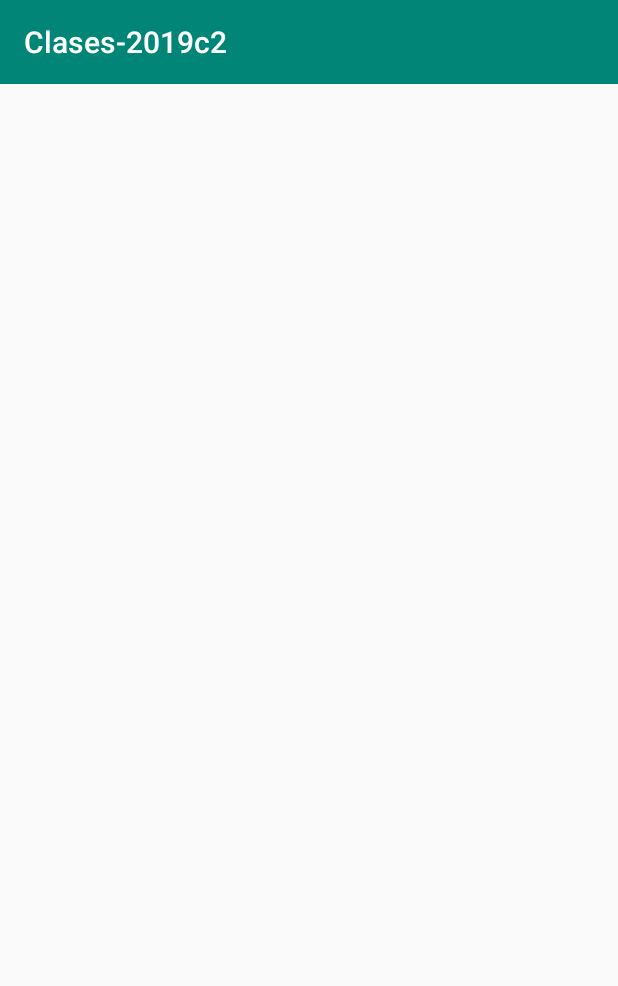
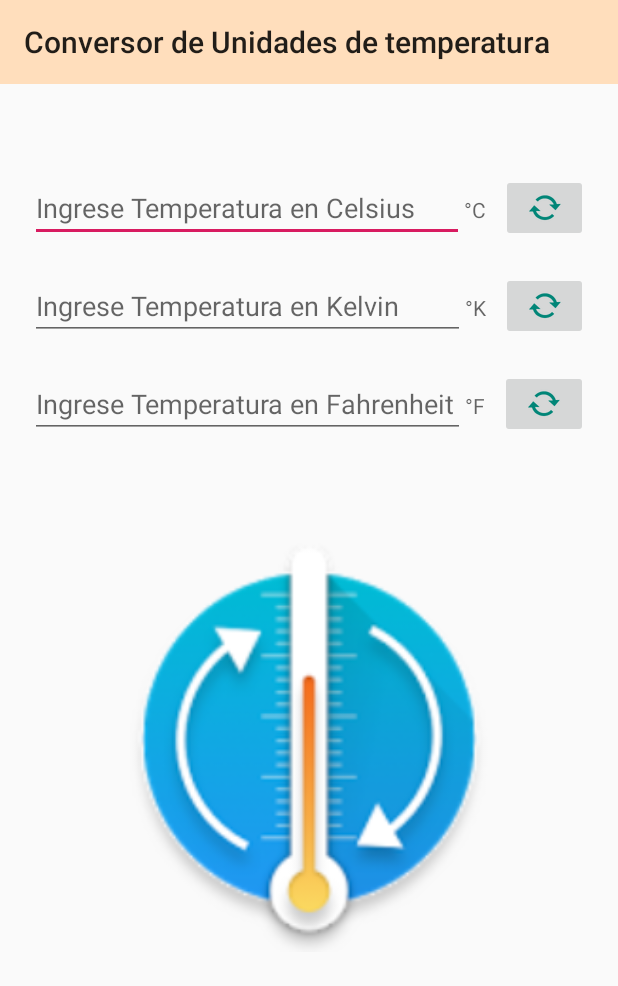
Before and after one commit to UTN-FRBA-Mobile/Clases-2019c2, an Android app: the screen it shows after launch (MainActivity), on a phone screen of 412 x 824 dp. Shown: the top 986 px of the screen. Run offline under Robolectric (Android 15) with nearby library versions, the phone set to English and light mode, and no system bars; libraries missing offline, so code that uses them is left out: ar.edu.utn.

Commit message:
Clase práctica Test, con actualizaciones en readme.

```diff
--- a/app/src/main/java/ar/edu/utn/frba/mobile/clases_2019c2/MainActivity.kt
+++ b/app/src/main/java/ar/edu/utn/frba/mobile/clases_2019c2/MainActivity.kt
@@ -1,6 +1,7 @@
 package ar.edu.utn.frba.mobile.clases_2019c2
 
 import android.os.Bundle
+import android.widget.ImageButton
 import androidx.appcompat.app.AppCompatActivity
 import kotlinx.android.synthetic.main.activity_main.*
 
@@ -10,5 +11,38 @@ class MainActivity : AppCompatActivity() {
         super.onCreate(savedInstanceState)
         setContentView(R.layout.activity_main)
         setSupportActionBar(toolbar)
-    }
+        supportActionBar!!.setTitle("Conversor de Unidades de temperatura")
+
+        val conversor = ConversorUnidades()
+        //val gradosCelsius = temperaturaIngresadaC
+
+
+        val botonC = findViewById(R.id.botonCelsius) as ImageButton
+        botonC.setOnClickListener {
+            // Llamo a celsiustof y celsius to k
+            val valorC = temperaturaIngresadaC.text.toString().toDouble()
+            temperaturaIngresadaF.setText(conversor.celsiusToF(valorC).toString())
+            temperaturaIngresadaK.setText(conversor.celsiusToK(valorC).toString())
+        }
+
+        val botonK = findViewById(R.id.botonKelvin) as ImageButton
+
+        botonK.setOnClickListener {
+            // Llamo a kelvintoc y kelvintof
+            val valorK = temperaturaIngresadaK.text.toString().toDouble()
+            temperaturaIngresadaC.setText(conversor.kelvinToC(valorK).toString())
+            temperaturaIngresadaF.setText(conversor.kelvinToF(valorK).toString())
+        }
+
+        val botonF = findViewById(R.id.botonFahrenheit) as ImageButton
+
+        botonF.setOnClickListener {
+            // Llamo a fahtoc y fahtok
+            val valorF = temperaturaIngresadaF.text.toString().toDouble()
+            temperaturaIngresadaC.setText( conversor.fahToC(valorF).toString())
+            temperaturaIngresadaK.setText(conversor.fahToK(valorF).toString())
+        }
+
+
 }
+}
--- a/app/src/main/res/layout/activity_main.xml
+++ b/app/src/main/res/layout/activity_main.xml
@@ -6,16 +6,108 @@
     android:layout_width="match_parent"
     android:layout_height="match_parent"
     android:orientation="vertical"
+
+
     tools:context=".MainActivity">
     <androidx.appcompat.widget.Toolbar android:id="@+id/toolbar"
-        app:theme="@style/ThemeOverlay.AppCompat.Dark.ActionBar"
-        android:background="?attr/colorPrimary"
+        app:theme="@style/ActionBarThemeOverlay"
+        android:background="#FFDEBC"
         android:layout_width="match_parent"
         android:layout_height="wrap_content" />
 
-    <FrameLayout android:id="@+id/fragmentContainer"
+    <LinearLayout
         android:layout_width="match_parent"
-        android:layout_height="0dp"
-        android:layout_weight="1" />
+        android:layout_height="wrap_content"
+        android:orientation="horizontal"
+        android:paddingBottom="10dp"
+        android:paddingTop="60dp"
+        android:paddingLeft="20dp"
+        android:paddingRight="20dp">
 
-</LinearLayout>
+
+        <EditText
+            android:layout_width="280dp"
+            android:layout_height="wrap_content"
+            android:id="@+id/temperaturaIngresadaC"
+            android:layout_weight="1"
+            android:hint="Ingrese Temperatura en Celsius"/>
+        <TextView
+            android:layout_width="wrap_content"
+            android:layout_height="wrap_content"
+            android:layout_weight="1"
+            android:hint="°C"/>
+
+        <ImageButton
+            android:id="@+id/botonCelsius"
+            android:layout_width="wrap_content"
+            android:layout_height="match_parent"
+            android:layout_weight="1"
+            android:src="@android:drawable/stat_notify_sync"
+            android:tint="@color/colorPrimary"/>
+    </LinearLayout>
+    <LinearLayout
+        android:layout_width="match_parent"
+        android:layout_height="wrap_content"
+        android:orientation="horizontal"
+        android:paddingBottom="10dp"
+        android:paddingTop="10dp"
+        android:paddingLeft="20dp"
+        android:paddingRight="20dp">
+
+        <EditText
+            android:layout_width="280dp"
+            android:layout_height="wrap_content"
+            android:id="@+id/temperaturaIngresadaK"
+            android:layout_weight="1"
+            android:hint="Ingrese Temperatura en Kelvin"/>
+        <TextView
+            android:layout_width="wrap_content"
+            android:layout_height="wrap_content"
+            android:layout_weight="1"
+            android:hint="°K"/>
+
+        <ImageButton
+            android:id="@+id/botonKelvin"
+            android:layout_width="wrap_content"
+            android:layout_height="match_parent"
+            android:layout_weight="1"
+            android:src="@android:drawable/stat_notify_sync"
+            android:tint="@color/colorPrimary"/>
+    </LinearLayout>
+    <LinearLayout
+        android:layout_width="match_parent"
+        android:layout_height="wrap_content"
+        android:orientation="horizontal"
+        android:paddingBottom="10dp"
+        android:paddingTop="10dp"
+        android:paddingLeft="20dp"
+        android:paddingRight="20dp">
+
+
+        <EditText
+            android:layout_width="280dp"
+            android:layout_height="wrap_content"
+            android:id="@+id/temperaturaIngresadaF"
+            android:layout_weight="1"
+            android:hint="Ingrese Temperatura en Fahrenheit"/>
+        <TextView
+            android:layout_width="wrap_content"
+            android:layout_height="wrap_content"
+            android:layout_weight="1"
+            android:hint="°F"/>
+
+        <ImageButton
+            android:id="@+id/botonFahrenheit"
+            android:layout_width="wrap_content"
+            android:layout_height="match_parent"
+            android:layout_weight="1"
+            android:src="@android:drawable/stat_notify_sync"
+            android:tint="@color/colorPrimary"/>
+    </LinearLayout>
+
+    <ImageView
+        android:layout_width="284dp"
+        android:layout_height="381dp"
+        android:layout_gravity="center_horizontal"
+        android:src="@drawable/termo2" />
+ </LinearLayout>
--- a/app/src/main/res/values/styles.xml
+++ b/app/src/main/res/values/styles.xml
@@ -8,4 +8,10 @@
         <item name="colorAccent">@color/colorAccent</item>
     </style>
 
+    <style name="ActionBarThemeOverlay" parent="">
+        <item name="colorPrimary">#add8e6</item>
+        <item name="colorPrimaryDark">#add8e6</item>
+        <item name="colorAccent">#add8e6</item>
+    </style>
+
 </resources>
```
Also changed, not shown: app/build.gradle (+9 -0 lines), app/src/main/java/ar/edu/utn/frba/mobile/clases_2019c2/ConversorUnidades.kt (added, +16 -0 lines), app/src/main/res/drawable/espresso.png (added), app/src/main/res/drawable/termo2.png (added), 3 other files.
